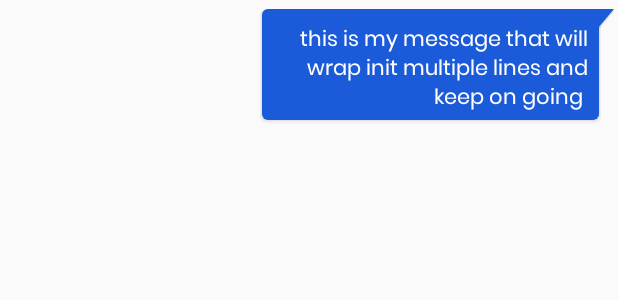
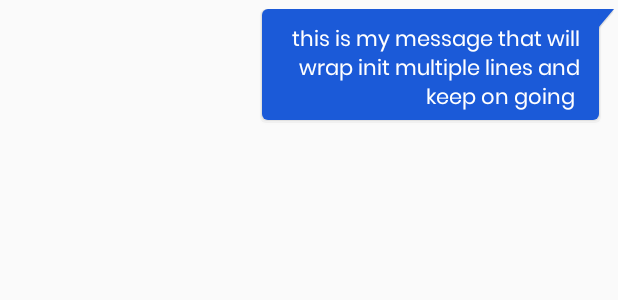
Before and after one commit to talhamughal1997/ChatApp, an Android app: the layout chat_to_row.xml on its own in the app's theme, with its tools: preview values and no code run, on a phone screen of 412 x 824 dp. Shown: the top 300 px of the screen. Run offline under Robolectric (Android 15) with nearby library versions, the phone set to English and light mode, and no system bars.

Commit message:
ui improvements

```diff
--- a/app/src/main/java/com/example/kotlinchat/Activity/LatestMessageActivity.kt
+++ b/app/src/main/java/com/example/kotlinchat/Activity/LatestMessageActivity.kt
@@ -13,6 +13,7 @@ import com.example.kotlinchat.Models.ChatMessageModel
 import com.example.kotlinchat.Models.UserModel
 import com.example.kotlinchat.R
 import com.example.kotlinchat.Utils.Common
+import com.example.kotlinchat.Utils.CurrentUser
 import com.google.firebase.auth.FirebaseAuth
 import com.google.firebase.database.*
 import com.xwray.groupie.Group
@@ -29,6 +30,7 @@ class LatestMessageActivity : AppCompatActivity() {
     override fun onCreate(savedInstanceState: Bundle?) {
         super.onCreate(savedInstanceState)
         setContentView(R.layout.activity_latest_message)
+        CurrentUser.fetchCurrentUser()
         clickListeners()
 
         recyclerview_latest_messages.adapter = adapter
--- a/app/src/main/java/com/example/kotlinchat/Activity/SplashActivity.kt
+++ b/app/src/main/java/com/example/kotlinchat/Activity/SplashActivity.kt
@@ -15,7 +15,6 @@ class SplashActivity : AppCompatActivity() {
         super.onCreate(savedInstanceState)
         setContentView(R.layout.activity_splash)
         supportActionBar?.hide()
-        CurrentUser.fetchCurrentUser()
 
         val handler = Handler()
         handler.postDelayed(Runnable {
--- a/app/src/main/java/com/example/kotlinchat/Controllers/ControllerChatLog.kt
+++ b/app/src/main/java/com/example/kotlinchat/Controllers/ControllerChatLog.kt
@@ -62,7 +62,7 @@ class ControllerChatLog(val context: AppCompatActivity, val userModel: UserModel
 
         val chatMessage = ChatMessageModel(
             reference.key!!,
-            msg,
+            msg.trim(),
             fromId ?: "",
             toId ?: "",
             System.currentTimeMillis() / 1000
@@ -112,9 +112,9 @@ class ControllerChatLog(val context: AppCompatActivity, val userModel: UserModel
 
                     if (chatMessage.fromId == FirebaseAuth.getInstance().uid) {
                         val currentUser = CurrentUser.user ?: return
-                        adapter.add(ChatFromItem(chatMessage.text, currentUser))
+                        adapter.add(ChatToItem(chatMessage.text, currentUser))
                     } else {
-                        adapter.add(ChatToItem(chatMessage.text, toUser!!))
+                        adapter.add(ChatFromItem(chatMessage.text, userModel))
                     }
                 }
 
--- a/app/src/main/res/drawable/to_bubble.xml
+++ b/app/src/main/res/drawable/to_bubble.xml
@@ -100,8 +100,8 @@
     </item>
     <item android:right="10dp">
         <shape android:shape="rectangle">
+            <corners android:radius="4dp" />
             <solid android:color="@color/colorAccent" />
-        <corners android:radius="4dp" />
         </shape>
     </item>
 
--- a/app/src/main/res/layout/chat_from_row.xml
+++ b/app/src/main/res/layout/chat_from_row.xml
@@ -16,7 +16,8 @@
         android:foreground="?android:attr/selectableItemBackground"
         android:paddingVertical="10dp"
         android:textAlignment="textStart"
-        android:paddingHorizontal="20dp"
+        android:paddingEnd="10dp"
+        android:paddingStart="25dp"
         android:text="this is my message that will wrap init multiple lines and keep on going "
         android:textColor="@android:color/white"
         app:layout_constraintBottom_toBottomOf="parent"
--- a/app/src/main/res/layout/chat_to_row.xml
+++ b/app/src/main/res/layout/chat_to_row.xml
@@ -14,7 +14,8 @@
         android:maxWidth="240dp"
         android:clickable="true"
         android:foreground="?android:attr/selectableItemBackground"
-        android:paddingHorizontal="20dp"
+        android:paddingEnd="25dp"
+        android:paddingStart="10dp"
         android:paddingVertical="10dp"
         android:text="this is my message that will wrap init multiple lines and keep on going "
         android:textAlignment="textEnd"
@@ -23,4 +24,5 @@
         app:layout_constraintEnd_toEndOf="parent"
         app:layout_constraintTop_toTopOf="parent" />
 
+
 </androidx.constraintlayout.widget.ConstraintLayout>
```
Also changed, not shown: app/src/main/res/drawable/from_bubble.xml (line endings or trailing spaces). Lines whose indentation alone changed are shown as unchanged.
